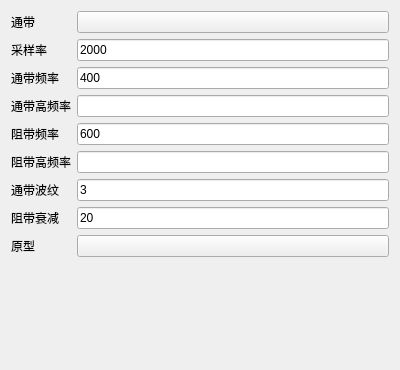
Qt form ui/IIRFormInterface.ui (Pigletzzz/SignalProcessing) before a commit.
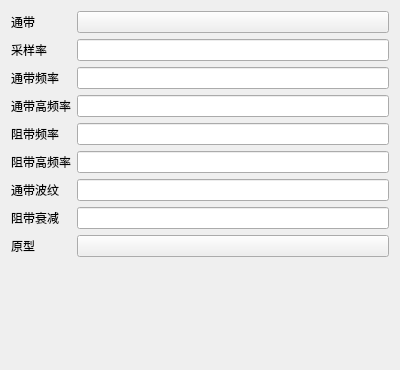
The same form after that commit. Custom widgets are drawn as their Qt base class.

What changed in the file:
```diff
--- a/ui/IIRFormInterface.ui
+++ b/ui/IIRFormInterface.ui
@@ -34,7 +34,7 @@
             <item row="1" column="1">
                 <widget class="LineEdit" name="sampleRateEdit">
                     <property name="text">
-                        <string>2000</string>
+                        <string/>
                     </property>
                 </widget>
             </item>
@@ -48,7 +48,7 @@
             <item row="2" column="1">
                 <widget class="LineEdit" name="passbandFreqLowEdit">
                     <property name="text">
-                        <string>400</string>
+                        <string/>
                     </property>
                 </widget>
             </item>
@@ -69,7 +69,7 @@
             <item row="4" column="1">
                 <widget class="LineEdit" name="stopbandFreqLowEdit">
                     <property name="text">
-                        <string>600</string>
+                        <string/>
                     </property>
                 </widget>
             </item>
@@ -93,7 +93,7 @@
             <item row="6" column="1">
                 <widget class="LineEdit" name="passbandRippleEdit">
                     <property name="text">
-                        <string>3</string>
+                        <string/>
                     </property>
                 </widget>
             </item>
@@ -107,7 +107,7 @@
             <item row="7" column="1">
                 <widget class="LineEdit" name="stopbandAttenuationEdit">
                     <property name="text">
-                        <string>20</string>
+                        <string/>
                     </property>
                 </widget>
             </item>
```
